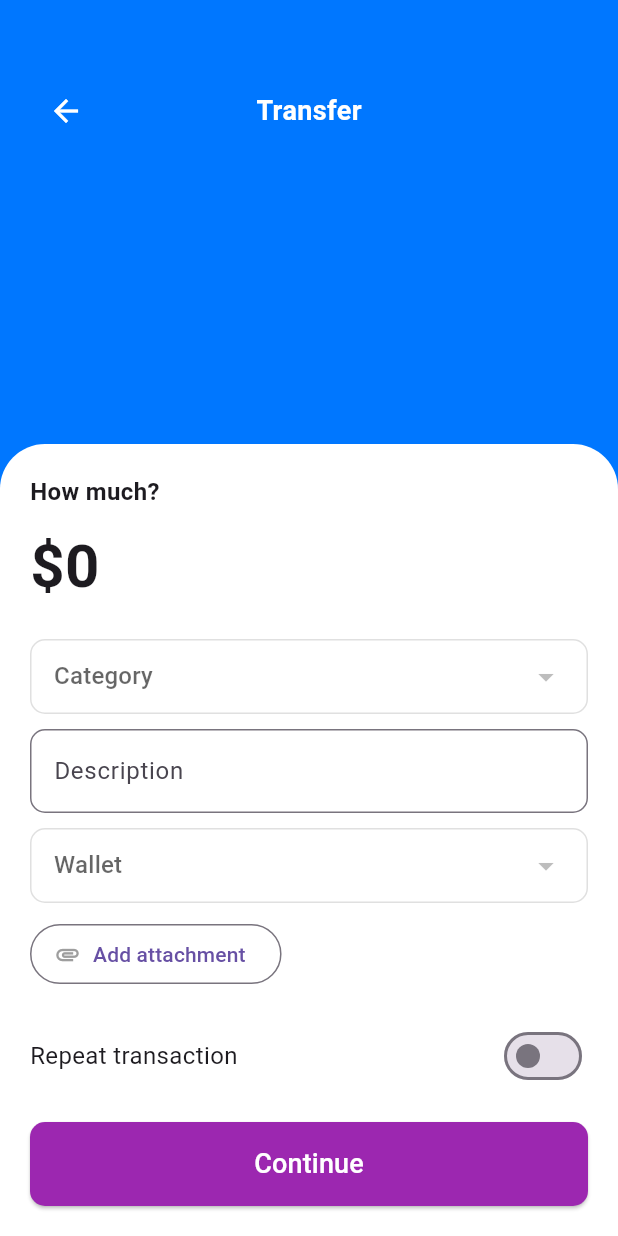
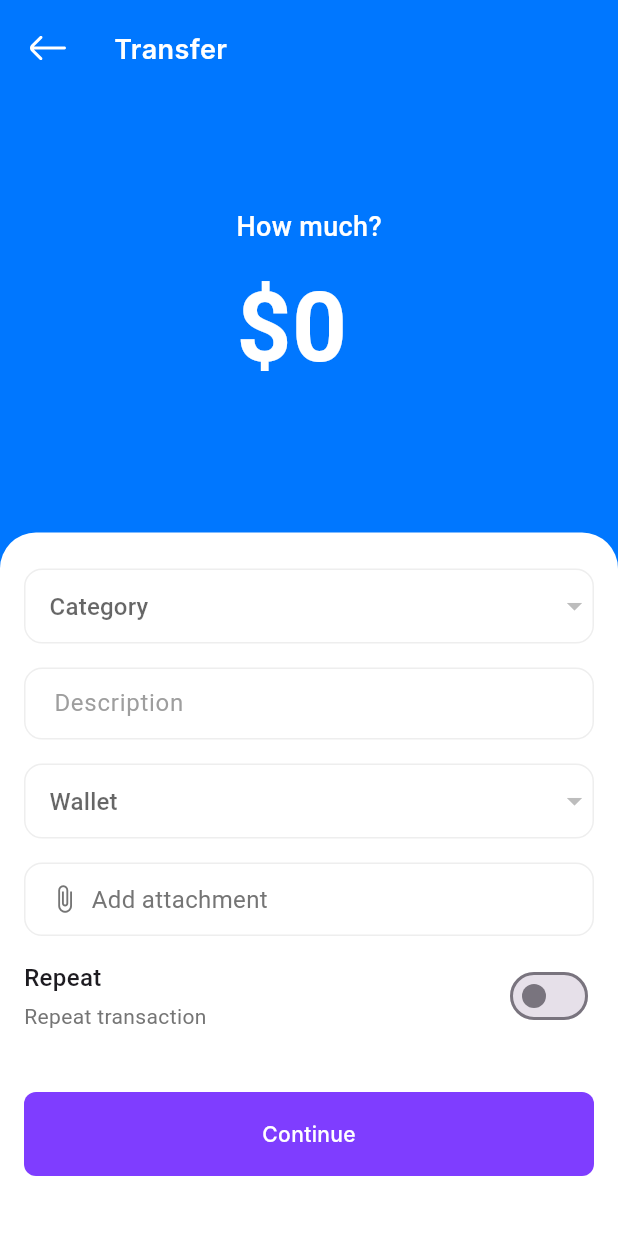
Before and after one commit to KoushikPanda1729/expanse_tracker_app, a Flutter app: the TransferPage screen opened by its route, on a phone screen of 412 x 824 dp. Run offline on Flutter 3.47's test engine with Material 3 defaults, Android fonts, the phone set to English and light mode, and no system bars; our stand-ins replace fl_chart, flutter_svg, go_router; Roboto replaces fonts that are missing (Inter).

```diff
--- a/client/lib/commons/components/buttom_navbar/app/floating_navbar_button.dart
+++ b/client/lib/commons/components/buttom_navbar/app/floating_navbar_button.dart
@@ -39,7 +39,7 @@ class _FloatingActionButtonWidgetState
             right: 140,
             child: GestureDetector(
               onTap: () {
-                GoRouter.of(context).goNamed('income');
+                context.push("/income");
               },
               child: Container(
                 decoration: const BoxDecoration(
@@ -69,7 +69,7 @@ class _FloatingActionButtonWidgetState
             left: 140,
             child: GestureDetector(
               onTap: () {
-                GoRouter.of(context).goNamed('expenses');
+                context.push("/expenses");
               },
               child: Container(
                 decoration: const BoxDecoration(
@@ -99,7 +99,7 @@ class _FloatingActionButtonWidgetState
             right: 185,
             child: GestureDetector(
               onTap: () {
-                GoRouter.of(context).goNamed('transfer'); // Correct route
+                context.push("/transfer");
               },
               child: Container(
                 decoration: const BoxDecoration(
@@ -132,6 +132,11 @@ class _FloatingActionButtonWidgetState
               });
               widget.onTap();
             },
+            child: AnimatedRotation(
+              duration: const Duration(milliseconds: 300),
+              turns: _isExpanded
+                  ? 0.125
+                  : 0.0, // 45 degrees (0.125 of a full turn)
               child: Container(
                 height: 120,
                 width: 56,
@@ -151,6 +156,7 @@ class _FloatingActionButtonWidgetState
               ),
             ),
           ),
+        )
       ],
     );
   }
--- a/client/lib/pages/income/app/income_page.dart
+++ b/client/lib/pages/income/app/income_page.dart
@@ -10,12 +10,7 @@ class IncomePage extends StatelessWidget {
 
   @override
   Widget build(BuildContext context) {
-    return WillPopScope(
-      onWillPop: () async {
-        context.pop(); // Navigate back to the previous page
-        return false; // Prevent default exit behavior
-      },
-      child: Scaffold(
+    return Scaffold(
       backgroundColor: AppColors.green100,
       body: Column(
         children: [
@@ -89,14 +84,12 @@ class IncomePage extends StatelessWidget {
                 const SizedBox(height: 24),
                 Padding(
                   padding: const EdgeInsets.symmetric(vertical: 16),
-                    child:
-                        SolidButtonWidget(label: "Continue", onPressed: () {}),
+                  child: SolidButtonWidget(label: "Continue", onPressed: () {}),
                 )
               ],
             ),
           ),
         ],
-        ),
       ),
     );
   }
--- a/client/lib/pages/transfer/app/transfer_page.dart
+++ b/client/lib/pages/transfer/app/transfer_page.dart
@@ -1,5 +1,8 @@
+import 'package:expensetracker/commons/components/button/app/solid_button_widget.dart';
+import 'package:flutter/material.dart';
+import 'package:expensetracker/commons/components/notification_bar/notification_bar.dart';
 import 'package:expensetracker/commons/constants/app_colors.dart';
-import 'package:flutter/material.dart';
+import 'package:expensetracker/commons/constants/app_icons.dart';
 import 'package:go_router/go_router.dart';
 
 class TransferPage extends StatelessWidget {
@@ -11,58 +14,78 @@ class TransferPage extends StatelessWidget {
       backgroundColor: AppColors.blue100,
       body: Column(
         children: [
-          const SizedBox(height: 50), // Adjust for status bar
-          Padding(
-            padding: const EdgeInsets.symmetric(horizontal: 20.0),
-            child: Row(
-              mainAxisAlignment: MainAxisAlignment.spaceBetween,
-              children: [
-                IconButton(
-                    icon: const Icon(Icons.arrow_back, color: Colors.white),
-                    onPressed: () => {context.goNamed('home')}),
-                const Text(
-                  'Transfer',
-                  style: TextStyle(
+          // Top section with notification bar
+          SafeArea(
+            child: Container(
+              padding: const EdgeInsets.only(left: 16, right: 16, top: 16),
+              child: NotificationBar(
+                isPrifileVisible: false,
+                title: "Transfer",
+                leadingIcon: AppIcons.arrowLeftIcon,
+                isTrailingIcon: false,
+                labelColor: Colors.white,
+                onTap: () {
+                  context.pop(); // Go back to the previous screen
+                },
+              ),
+            ),
+          ),
+          // Expanded section with amount
+          Expanded(
+            child: Container(
+              alignment: Alignment.center,
+              padding: const EdgeInsets.symmetric(horizontal: 20),
+              child: const Column(
+                mainAxisAlignment: MainAxisAlignment.center,
+                crossAxisAlignment: CrossAxisAlignment.start,
+                children: [
+                  Text(
+                    'How much?',
+                    style: TextStyle(
                       color: Colors.white,
                       fontSize: 18,
-                      fontWeight: FontWeight.bold),
-                ),
-                const SizedBox(width: 48), // To balance the row
-              ],
+                      fontWeight: FontWeight.w500,
+                    ),
+                  ),
+                  SizedBox(height: 8),
+                  Text(
+                    '\$0',
+                    style: TextStyle(
+                      color: Colors.white,
+                      fontSize: 64,
+                      fontWeight: FontWeight.bold,
+                    ),
+                  ),
+                ],
+              ),
             ),
           ),
-          const Spacer(),
+          // Bottom white section
           Container(
-            padding: const EdgeInsets.all(20),
+            padding: const EdgeInsets.symmetric(horizontal: 16, vertical: 24),
             decoration: const BoxDecoration(
               color: Colors.white,
               borderRadius: BorderRadius.only(
-                topLeft: Radius.circular(30),
-                topRight: Radius.circular(30),
+                topLeft: Radius.circular(24),
+                topRight: Radius.circular(24),
               ),
             ),
             child: Column(
-              crossAxisAlignment: CrossAxisAlignment.start,
               children: [
-                const Text('How much?',
-                    style:
-                        TextStyle(fontSize: 16, fontWeight: FontWeight.bold)),
-                const SizedBox(height: 10),
-                const Text('\$0',
-                    style:
-                        TextStyle(fontSize: 40, fontWeight: FontWeight.bold)),
-                const SizedBox(height: 20),
                 _buildDropdownField('Category'),
-                const SizedBox(height: 10),
+                const SizedBox(height: 16),
                 _buildTextField('Description'),
-                const SizedBox(height: 10),
+                const SizedBox(height: 16),
                 _buildDropdownField('Wallet'),
-                const SizedBox(height: 10),
+                const SizedBox(height: 16),
                 _buildAttachmentButton(),
-                const SizedBox(height: 20),
+                const SizedBox(height: 16),
                 _buildRepeatToggle(),
-                const SizedBox(height: 20),
-                _buildContinueButton(),
+                const SizedBox(height: 24),
+                Padding(
+                  padding: const EdgeInsets.symmetric(vertical: 16),
+                  child: SolidButtonWidget(label: "Continue", onPressed: () {}),
+                )
               ],
             ),
           ),
@@ -73,15 +96,22 @@ class TransferPage extends StatelessWidget {
 
   Widget _buildDropdownField(String hint) {
     return Container(
-      padding: const EdgeInsets.symmetric(horizontal: 15),
       decoration: BoxDecoration(
-        border: Border.all(color: Colors.grey.shade300),
-        borderRadius: BorderRadius.circular(10),
+        border: Border.all(color: Colors.grey.shade200),
+        borderRadius: BorderRadius.circular(12),
       ),
       child: DropdownButtonFormField(
-        decoration: const InputDecoration(border: InputBorder.none),
-        hint: Text(hint),
-        items: [],
+        decoration: InputDecoration(
+          contentPadding:
+              const EdgeInsets.symmetric(horizontal: 16, vertical: 12),
+          border: InputBorder.none,
+          hintText: hint,
+          hintStyle: TextStyle(
+            color: Colors.grey[500],
+            fontSize: 16,
+          ),
+        ),
+        items: const [],
         onChanged: (value) {},
       ),
     );
@@ -91,16 +121,47 @@ class TransferPage extends StatelessWidget {
     return TextField(
       decoration: InputDecoration(
         hintText: hint,
-        border: OutlineInputBorder(borderRadius: BorderRadius.circular(10)),
+        hintStyle: TextStyle(
+          color: Colors.grey[500],
+          fontSize: 16,
+        ),
+        contentPadding:
+            const EdgeInsets.symmetric(horizontal: 16, vertical: 12),
+        border: OutlineInputBorder(
+          borderRadius: BorderRadius.circular(12),
+          borderSide: BorderSide(color: Colors.grey.shade200),
+        ),
+        enabledBorder: OutlineInputBorder(
+          borderRadius: BorderRadius.circular(12),
+          borderSide: BorderSide(color: Colors.grey.shade200),
+        ),
       ),
     );
   }
 
   Widget _buildAttachmentButton() {
-    return OutlinedButton.icon(
-      onPressed: () {},
-      icon: const Icon(Icons.attachment, color: Colors.grey),
-      label: const Text('Add attachment'),
+    return InkWell(
+      onTap: () {},
+      child: Container(
+        padding: const EdgeInsets.symmetric(horizontal: 16, vertical: 12),
+        decoration: BoxDecoration(
+          border: Border.all(color: Colors.grey.shade200),
+          borderRadius: BorderRadius.circular(12),
+        ),
+        child: Row(
+          children: [
+            Icon(Icons.attach_file, color: Colors.grey[600], size: 20),
+            const SizedBox(width: 8),
+            Text(
+              'Add attachment',
+              style: TextStyle(
+                color: Colors.grey[600],
+                fontSize: 16,
+              ),
+            ),
+          ],
+        ),
+      ),
     );
   }
 
@@ -108,8 +169,31 @@ class TransferPage extends StatelessWidget {
     return Row(
       mainAxisAlignment: MainAxisAlignment.spaceBetween,
       children: [
-        const Text('Repeat transaction', style: TextStyle(fontSize: 16)),
-        Switch(value: false, onChanged: (value) {}),
+        Column(
+          crossAxisAlignment: CrossAxisAlignment.start,
+          children: [
+            const Text(
+              'Repeat',
+              style: TextStyle(
+                fontSize: 16,
+                fontWeight: FontWeight.w500,
+              ),
+            ),
+            const SizedBox(height: 4),
+            Text(
+              'Repeat transaction',
+              style: TextStyle(
+                fontSize: 14,
+                color: Colors.grey[600],
+              ),
+            ),
+          ],
+        ),
+        Switch(
+          value: false,
+          onChanged: (value) {},
+          activeColor: Colors.purple,
+        ),
       ],
     );
   }
@@ -119,15 +203,20 @@ class TransferPage extends StatelessWidget {
       width: double.infinity,
       child: ElevatedButton(
         style: ElevatedButton.styleFrom(
-          backgroundColor: Colors.purple,
-          shape:
-              RoundedRectangleBorder(borderRadius: BorderRadius.circular(10)),
+          backgroundColor: Colors.purple[600],
+          padding: const EdgeInsets.symmetric(vertical: 16),
+          shape: RoundedRectangleBorder(
+            borderRadius: BorderRadius.circular(12),
+          ),
         ),
         onPressed: () {},
-        child: const Padding(
-          padding: EdgeInsets.all(15.0),
-          child: Text('Continue',
-              style: TextStyle(color: Colors.white, fontSize: 18)),
+        child: const Text(
+          'Continue',
+          style: TextStyle(
+            color: Colors.white,
+            fontSize: 16,
+            fontWeight: FontWeight.w600,
+          ),
         ),
       ),
     );
```
Lines whose indentation alone changed are shown as unchanged.
